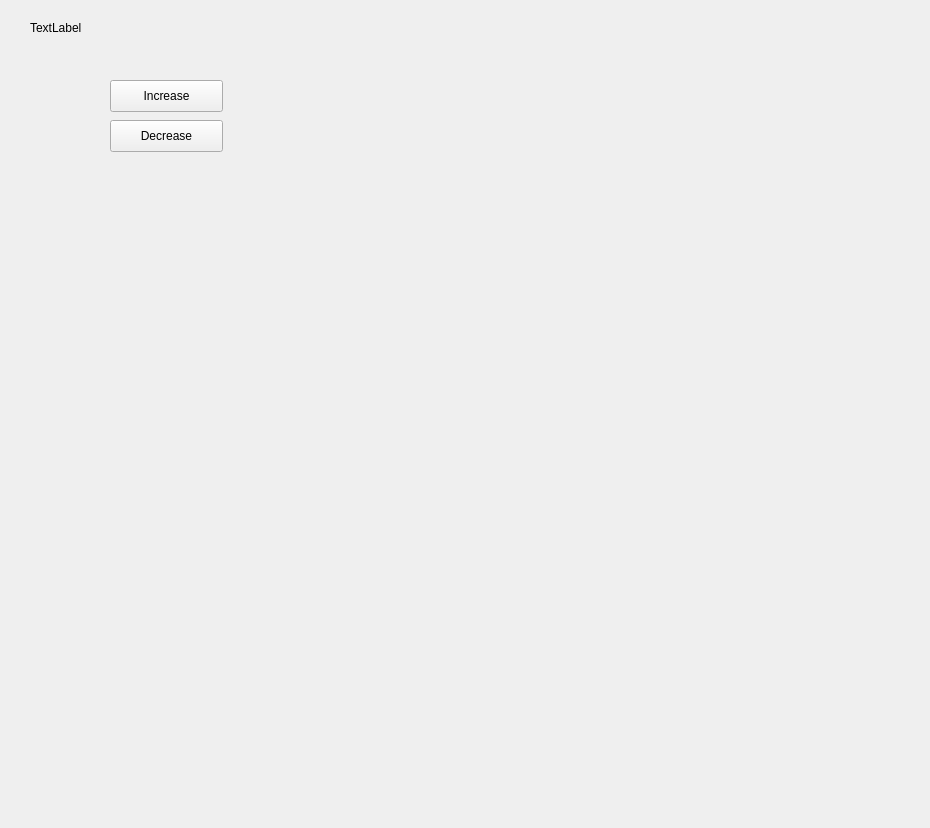
Above: AnalysisModePage.ui from YCP-Rev-Metrix/BallSpinner-Controller-v2 before the change. Below: the same form after it.
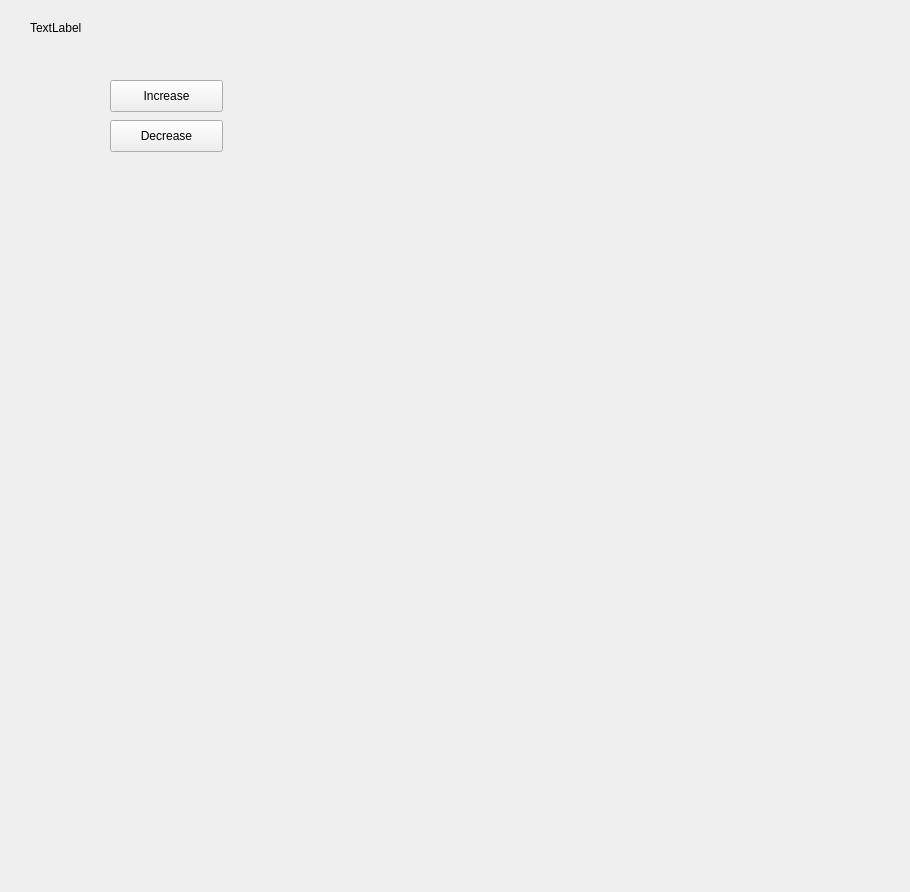
That is the form after the change.

```diff
--- a/AnalysisModePage.ui
+++ b/AnalysisModePage.ui
@@ -6,8 +6,8 @@
    <rect>
     <x>0</x>
     <y>0</y>
-    <width>930</width>
-    <height>828</height>
+    <width>910</width>
+    <height>892</height>
    </rect>
   </property>
   <property name="windowTitle">
```
